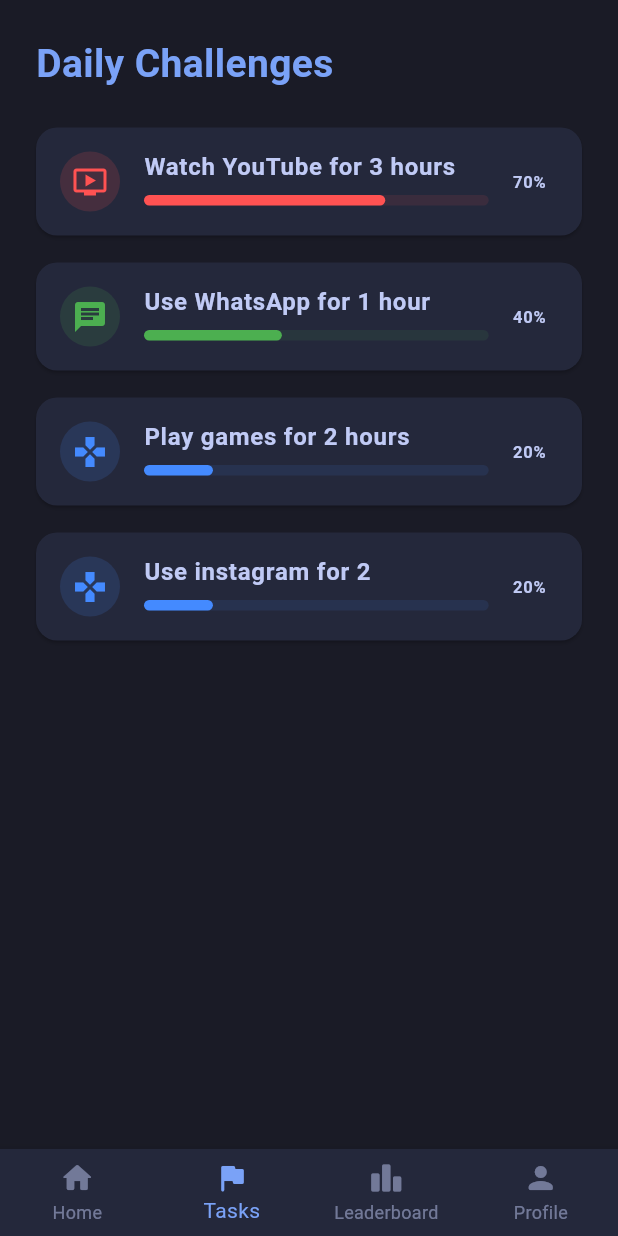
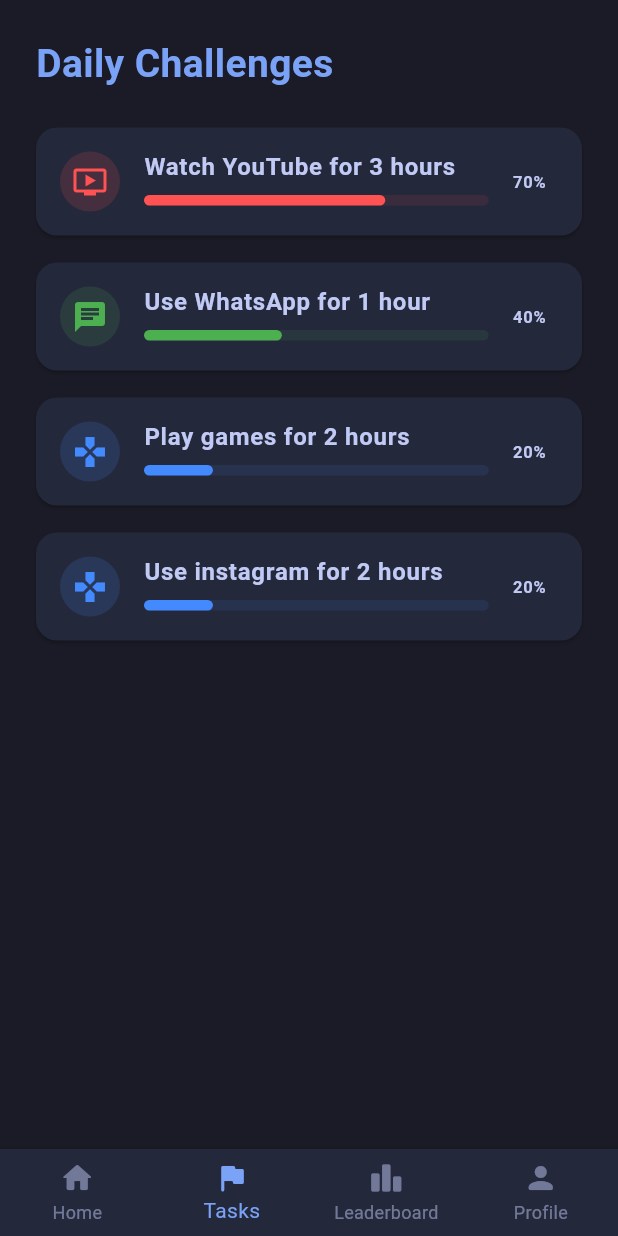
Before and after one commit to thomasmartinoa/anti_wellbeing_, a Flutter app: the screen it shows after launch, item 2 of the bottom bar chosen, on a phone screen of 412 x 824 dp. Run offline on Flutter 3.47's test engine with Material 3 defaults, Android fonts, the phone set to English and light mode, and no system bars.

Commit message:
push some stuff

```diff
--- a/lib/main.dart
+++ b/lib/main.dart
@@ -33,8 +33,6 @@
       onSecondary: onSecondary,
       error: error,
       onError: Colors.white,
-      background: background,
-      onBackground: onBackground,
       surface: surface,
       onSurface: onSurface,
     );
--- a/lib/screens/home_screen.dart
+++ b/lib/screens/home_screen.dart
@@ -1,6 +1,8 @@
 import 'package:flutter/material.dart';
 
 class HomeScreen extends StatelessWidget {
+  const HomeScreen({super.key});
+
   @override
   Widget build(BuildContext context) {
     final colorScheme = Theme.of(context).colorScheme;
--- a/lib/screens/leaderboard_screen.dart
+++ b/lib/screens/leaderboard_screen.dart
@@ -1,6 +1,8 @@
 import 'package:flutter/material.dart';
 
 class LeaderboardScreen extends StatelessWidget {
+  const LeaderboardScreen({super.key});
+
   @override
   Widget build(BuildContext context) {
     final colorScheme = Theme.of(context).colorScheme;
--- a/lib/screens/profile_screen.dart
+++ b/lib/screens/profile_screen.dart
@@ -1,6 +1,8 @@
 import 'package:flutter/material.dart';
 
 class ProfileScreen extends StatelessWidget {
+  const ProfileScreen({super.key});
+
   @override
   Widget build(BuildContext context) {
     final colorScheme = Theme.of(context).colorScheme;
--- a/lib/screens/tasks_screen.dart
+++ b/lib/screens/tasks_screen.dart
@@ -1,6 +1,8 @@
 import 'package:flutter/material.dart';
 
 class TasksScreen extends StatelessWidget {
+  const TasksScreen({super.key});
+
   @override
   Widget build(BuildContext context) {
     final colorScheme = Theme.of(context).colorScheme;
@@ -39,7 +41,7 @@
             ),
             _ChallengeTile(
               icon: Icons.games,
-              title: 'Use instagram for 2',
+              title: 'Use instagram for 2 hours',
               progress: 0.2,
               color: Colors.blueAccent,
             ),
```
Also changed, not shown: 2 other files.
